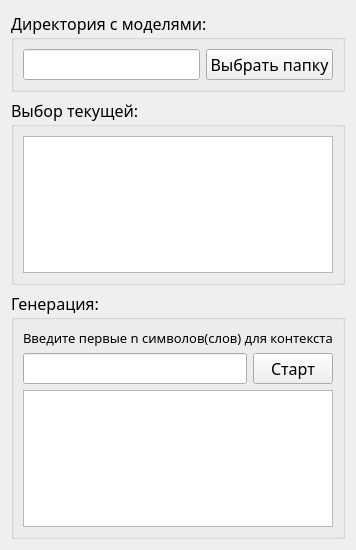
Above: pageModels/pagemodel.ui from Marator2K07/LSTM_Text_Generator before the change. Below: the same form after it.
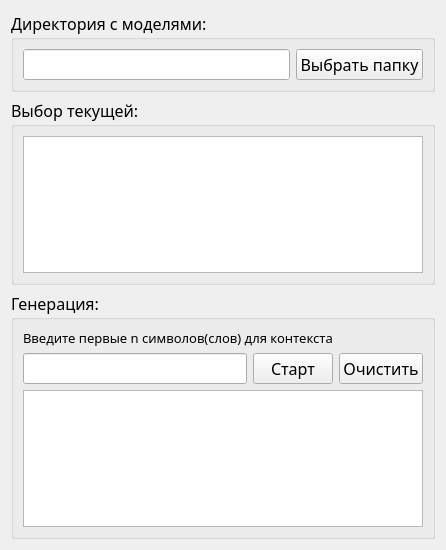
That is the form after the change.

```diff
--- a/pageModels/pagemodel.ui
+++ b/pageModels/pagemodel.ui
@@ -136,7 +136,20 @@
         </property>
        </widget>
       </item>
-      <item row="8" column="1" colspan="2">
+      <item row="1" column="3">
+       <widget class="QPushButton" name="cleanLogButton">
+        <property name="font">
+         <font>
+          <family>Bahnschrift SemiCondensed</family>
+          <pointsize>12</pointsize>
+         </font>
+        </property>
+        <property name="text">
+         <string>Очистить</string>
+        </property>
+       </widget>
+      </item>
+      <item row="8" column="1" colspan="3">
        <widget class="QTextEdit" name="sampleOutputText">
         <property name="sizePolicy">
          <sizepolicy hsizetype="Preferred" vsizetype="Maximum">
```
Left out of the diff: 38 changed lines with no effect on the pictures.
